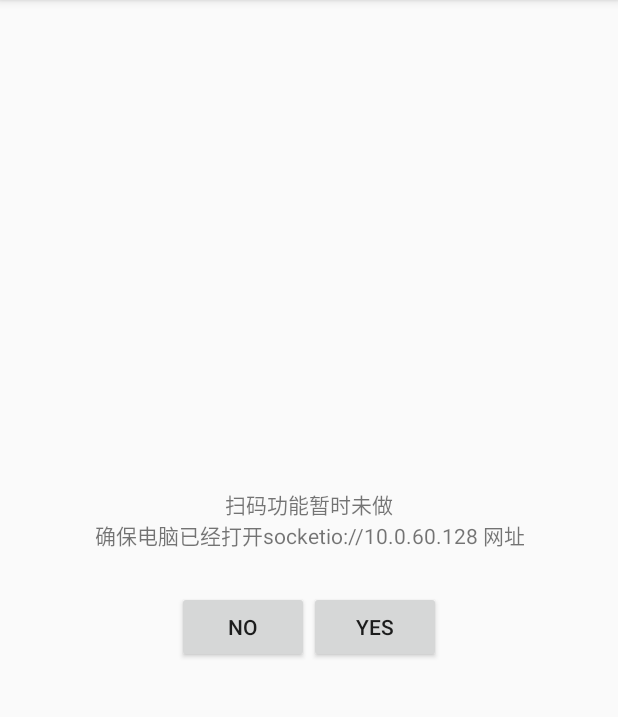
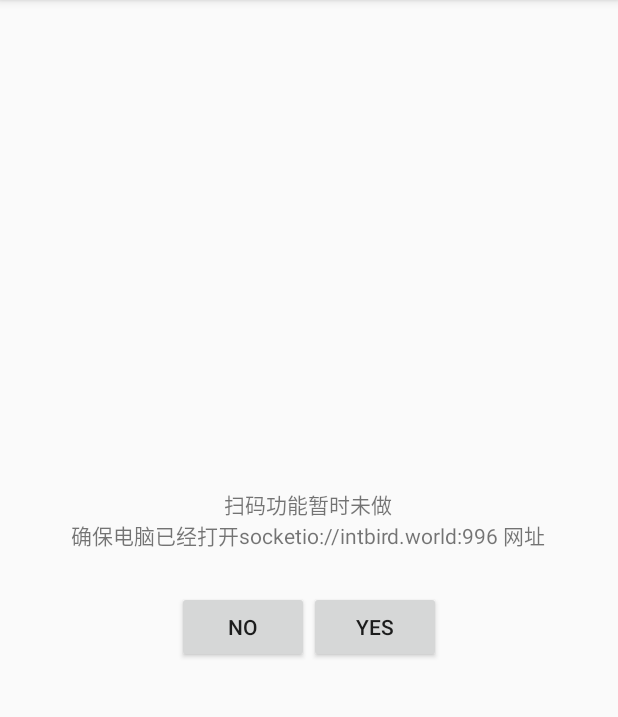
Before and after one commit to intbird/SocketIOControl-Android, an Android app: the screen it shows after launch (MainActivity), on a phone screen of 412 x 824 dp, the part 84-801 px from its top. Run offline under Robolectric (Android 15) with nearby library versions, the phone set to English and light mode, and no system bars.

Commit message:
[MDF]更新一下端口号和readme.

```diff
--- a/app/src/main/java/com/intbird/soft/socketio/MainActivity.java
+++ b/app/src/main/java/com/intbird/soft/socketio/MainActivity.java
@@ -18,9 +18,9 @@ public class MainActivity extends AppCompatActivity {
 
     private static final String TAG = "MainActivity";
 
-    private static final String url_remote = "socketio://intbird.world:3000";
-    private static final String url_local = "socketio://10.0.60.128";
-    private static final String url = url_local;
+    private static final String url_remote = "socketio://intbird.world:996";
+    private static final String url_local = "socketio://192.168.2.200:8080";
+    private static final String url = url_remote;
 
 
     @Override
--- a/build.gradle
+++ b/build.gradle
@@ -7,7 +7,7 @@ buildscript {
 
     }
     dependencies {
-        classpath 'com.android.tools.build:gradle:3.5.0'
+        classpath 'com.android.tools.build:gradle:3.6.3'
 
         // NOTE: Do not place your application dependencies here; they belong
         // in the individual module build.gradle files
--- a/socketiolib/src/main/java/com/intbird/soft/socketiolib/SocketIOAspect.java
+++ b/socketiolib/src/main/java/com/intbird/soft/socketiolib/SocketIOAspect.java
@@ -6,6 +6,10 @@ import org.aspectj.lang.JoinPoint;
 import org.aspectj.lang.annotation.After;
 import org.aspectj.lang.annotation.Aspect;
 
+/**
+ * aspect your own method,such as Logger, LifeCycle...
+ * configs in app 'build.gradle'
+ */
 @Aspect
 public class SocketIOAspect {
 
--- a/socketiolib/src/main/java/com/intbird/soft/socketiolib/SocketIOSender.java
+++ b/socketiolib/src/main/java/com/intbird/soft/socketiolib/SocketIOSender.java
@@ -10,6 +10,11 @@ import java.lang.ref.WeakReference;
 import java.util.HashMap;
 import java.util.Map;
 
+/**
+ * send all messages by service
+ * activity only show service status and message
+ * mostly activity is not to be used.
+ */
 public class SocketIOSender {
 
     private static WeakReference<Context> context;
--- a/socketiolib/src/main/java/com/intbird/soft/socketiolib/components/SocketIOActivity.java
+++ b/socketiolib/src/main/java/com/intbird/soft/socketiolib/components/SocketIOActivity.java
@@ -18,6 +18,7 @@ import android.widget.Toast;
 
 import com.intbird.soft.socketiolib.R;
 import com.intbird.soft.socketiolib.SocketIOSender;
+
 
 public class SocketIOActivity extends Activity implements View.OnClickListener, SocketIOHandlerActivity.MessageCallback {
     private static final String TAG = "SocketIOActivityTag";
```
Also changed, not shown: gradle/wrapper/gradle-wrapper.properties, 1 other file.
